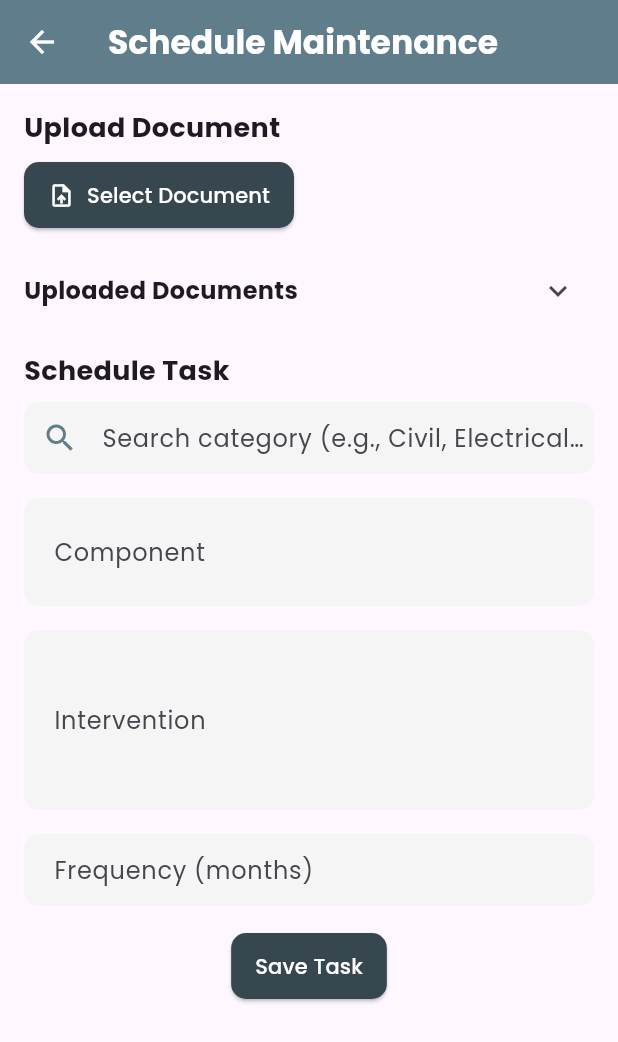
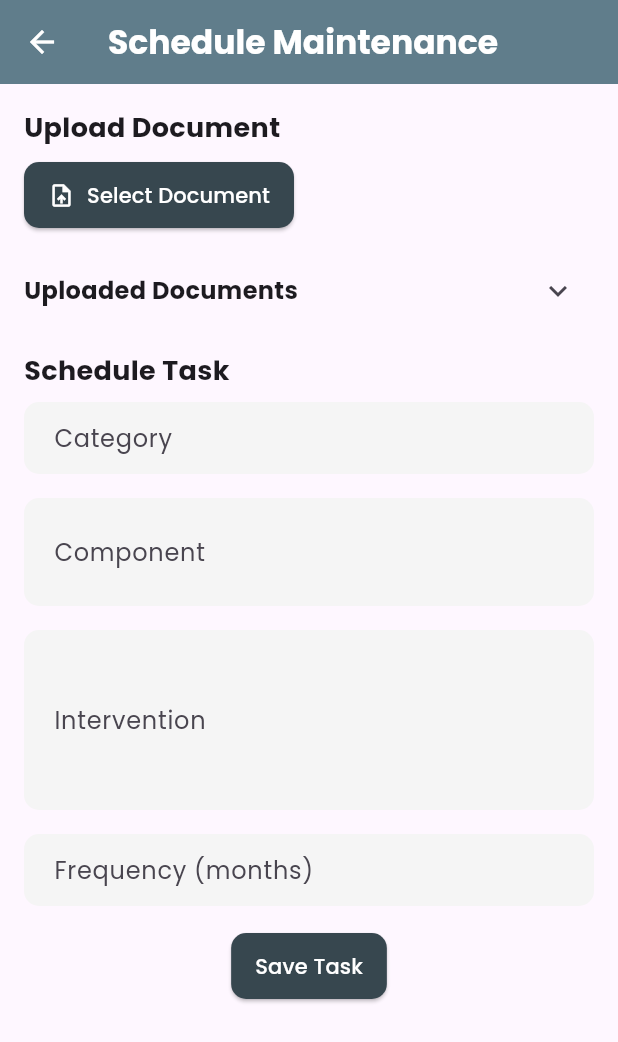
Before and after one commit to Fabrone/Cmms, a Flutter app: the ScheduleMaintenanceScreen screen opened directly, on a phone screen of 412 x 824 dp. Shown: the top 1042 px of the screen. Run offline on Flutter 3.47's test engine with Material 3 defaults, Android fonts, the phone set to English and light mode, and no system bars; our stand-ins replace cloud_firestore, file_picker, firebase_auth, firebase_core, firebase_messaging, firebase_storage and 6 more; missing offline and left inert: flutter_pdfview; accounts and stored records are empty.

```diff
--- a/lib/display screens/schedule_maintenance_screen.dart
+++ b/lib/display screens/schedule_maintenance_screen.dart
@@ -349,15 +349,14 @@ class ScheduleMaintenanceScreenState extends State<ScheduleMaintenanceScreen> {
               key: _formKey,
               child: Column(
                 children: [
-                  // Category Field with Searchbar Autocomplete
+                  // Category Field with Autocomplete
                   TextFormField(
                     controller: _categoryController,
                     focusNode: _categoryFocus,
                     textInputAction: TextInputAction.done,
                     onFieldSubmitted: (_) => _submitCategorySearch(),
                     decoration: InputDecoration(
-                      hintText: 'Search category (e.g., Civil, Electrical)...',
-                      prefixIcon: const Icon(Icons.search, color: Colors.blueGrey),
+                      labelText: 'Category',
                       suffixIcon: _categoryController.text.isNotEmpty
                           ? IconButton(
                               icon: const Icon(Icons.clear, color: Colors.blueGrey),
@@ -378,7 +377,7 @@ class ScheduleMaintenanceScreenState extends State<ScheduleMaintenanceScreen> {
                       ),
                       filled: true,
                       fillColor: Colors.grey[100],
-                      contentPadding: const EdgeInsets.symmetric(vertical: 12),
+                      contentPadding: const EdgeInsets.symmetric(vertical: 12, horizontal: 16),
                     ),
                     validator: (value) => value!.isEmpty ? 'Category is required' : null,
                   ),
```
